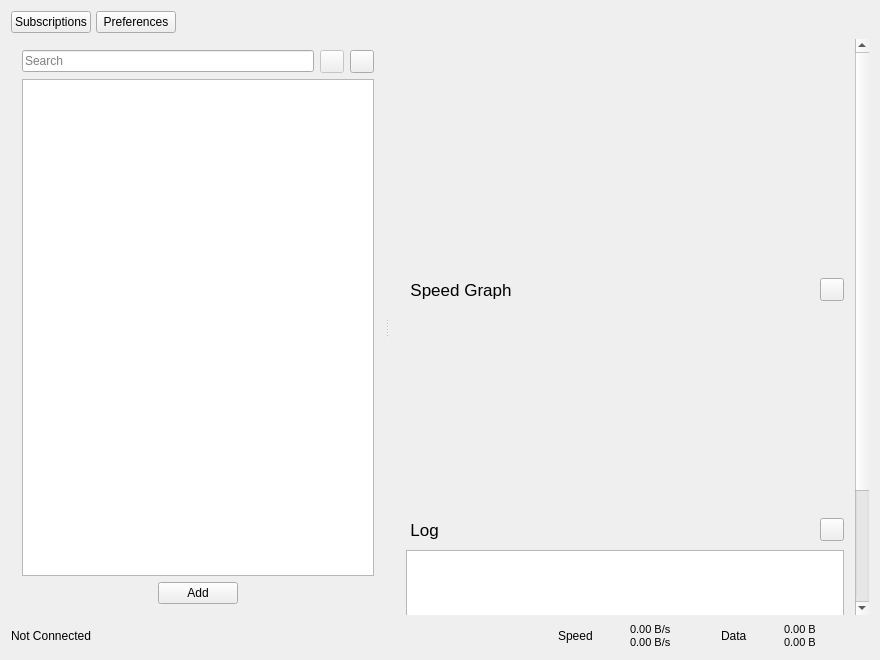
Qv2ray/Qv2ray, file src/ui/w_MainWindow.ui: the form before one commit.
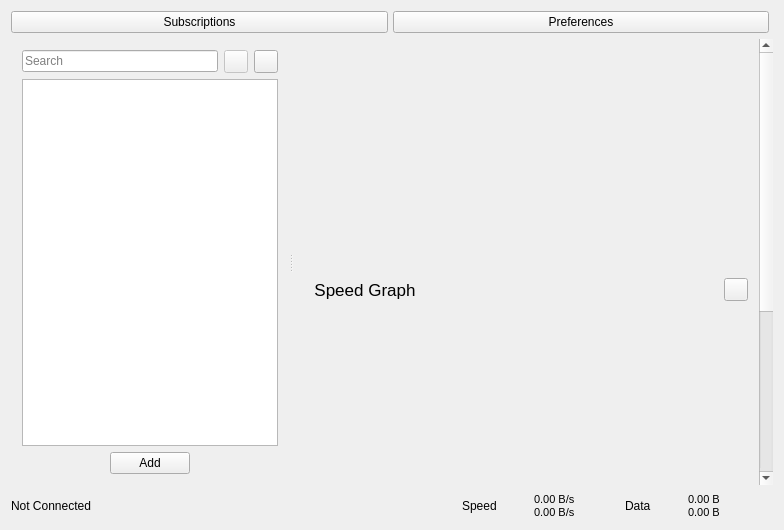
The form after the commit. Icons and pictures are not drawn.

```diff
--- a/src/ui/w_MainWindow.ui
+++ b/src/ui/w_MainWindow.ui
@@ -2,14 +2,6 @@
 <ui version="4.0">
  <class>MainWindow</class>
  <widget class="QMainWindow" name="MainWindow">
-  <property name="geometry">
-   <rect>
-    <x>0</x>
-    <y>0</y>
-    <width>880</width>
-    <height>660</height>
-   </rect>
-  </property>
   <property name="minimumSize">
    <size>
     <width>780</width>
@@ -51,12 +43,6 @@
         <property name="sizeType">
          <enum>QSizePolicy::Maximum</enum>
         </property>
-        <property name="sizeHint" stdset="0">
-         <size>
-          <width>999999999</width>
-          <height>0</height>
-         </size>
-        </property>
        </spacer>
       </item>
      </layout>
```
